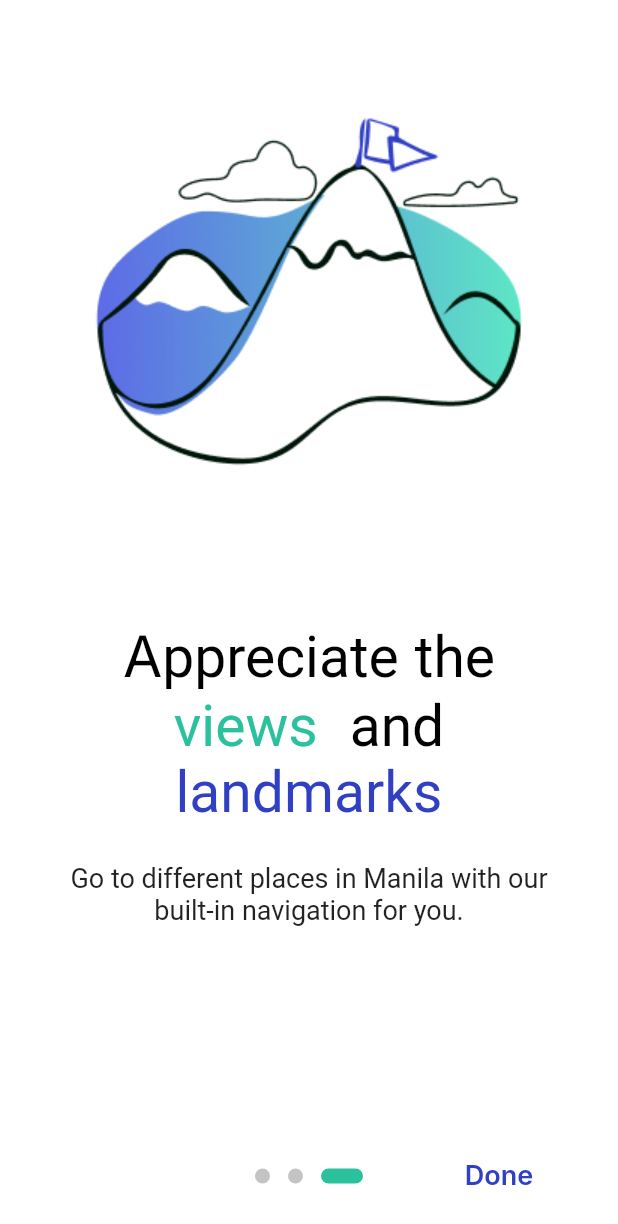
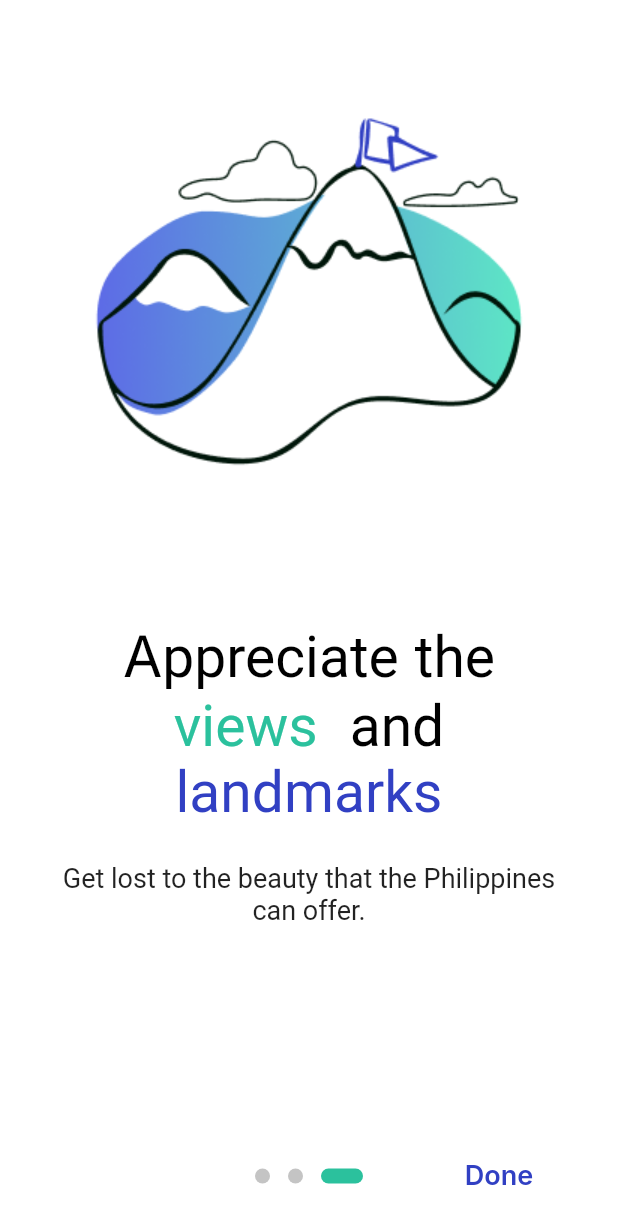
Before and after one commit to swtmply/touristop, a Flutter app: the screen it shows after launch, swiped to page 3, on a phone screen of 412 x 824 dp. Shown: the top 1224 px of the screen. Run offline on Flutter 3.47's test engine with Material 2 defaults, Android fonts, the phone set to English and light mode, and no system bars; drawn by our look-alikes of introduction_screen; our stand-ins replace animated_splash_screen, cloud_firestore, dropdown_button2, firebase_auth, firebase_core, flutter_rating_bar and 14 more; missing offline and left inert: flutter_dash_nullsafety, flutter_polyline_points; accounts and stored records are empty; Roboto replaces fonts that are missing (Neucha).

Commit message:
cleaning up codes

```diff
--- a/lib/providers/dates_provider.dart
+++ b/lib/providers/dates_provider.dart
@@ -1,10 +1,8 @@
 import 'package:flutter/material.dart';
 import 'package:flutter_riverpod/flutter_riverpod.dart';
-import 'package:fluttertoast/fluttertoast.dart';
 import 'package:hive_flutter/adapters.dart';
 import 'package:intl/intl.dart';
 import 'package:touristop/models/dates_list/dates_list_model.dart';
-import 'package:touristop/theme/app_colors.dart';
 
 class DatesProvider extends ChangeNotifier {
   final List<DatesList> _datesList = [];
--- a/lib/screens/main/map/widgets/destination_card.dart
+++ b/lib/screens/main/map/widgets/destination_card.dart
@@ -1,6 +1,4 @@
 import 'dart:convert';
-import 'dart:developer';
-
 import 'package:flutter/material.dart';
 import 'package:flutter_dash_nullsafety/flutter_dash_nullsafety.dart';
 import 'package:font_awesome_flutter/font_awesome_flutter.dart';
--- a/lib/screens/main/map/widgets/distance_card.dart
+++ b/lib/screens/main/map/widgets/distance_card.dart
@@ -1,5 +1,4 @@
 import 'dart:convert';
-import 'dart:developer';
 
 import 'package:flutter/material.dart';
 import 'package:flutter_riverpod/flutter_riverpod.dart';
--- a/lib/screens/main/schedule/schedule_screen.dart
+++ b/lib/screens/main/schedule/schedule_screen.dart
@@ -1,3 +1,5 @@
+// ignore_for_file: depend_on_referenced_packages
+
 import 'package:flutter/material.dart';
 import 'package:flutter_rating_bar/flutter_rating_bar.dart';
 import 'package:flutter_riverpod/flutter_riverpod.dart';
--- a/lib/screens/main/select_dates/widgets/date_picker_dialog.dart
+++ b/lib/screens/main/select_dates/widgets/date_picker_dialog.dart
@@ -1,5 +1,4 @@
 import 'package:flutter/material.dart';
-import 'package:flutter/scheduler.dart';
 import 'package:flutter_riverpod/flutter_riverpod.dart';
 import 'package:google_fonts/google_fonts.dart';
 import 'package:syncfusion_flutter_datepicker/datepicker.dart';
--- a/lib/screens/main/select_spots/widgets/spot_list_item.dart
+++ b/lib/screens/main/select_spots/widgets/spot_list_item.dart
@@ -5,7 +5,6 @@ import 'package:fluttertoast/fluttertoast.dart';
 import 'package:font_awesome_flutter/font_awesome_flutter.dart';
 import 'package:google_fonts/google_fonts.dart';
 import 'package:hive_flutter/adapters.dart';
-import 'package:intl/intl.dart';
 import 'package:roundcheckbox/roundcheckbox.dart';
 import 'package:touristop/models/dates_list/dates_list_model.dart';
 import 'package:touristop/models/spots_list/spots_list_model.dart';
@@ -13,7 +12,6 @@ import 'package:touristop/models/tourist_spot/tourist_spot_model.dart';
 import 'package:touristop/providers/dates_provider.dart';
 import 'package:touristop/providers/selected_spots.dart';
 import 'package:touristop/screens/sections/select_spot/spot_information_screen.dart';
-import 'package:touristop/theme/app_colors.dart';
 import 'package:touristop/utils/reviews.dart';
 
 class SpotListItem extends ConsumerStatefulWidget {
@@ -180,7 +178,7 @@ class _SpotListItemState extends ConsumerState<SpotListItem> {
                             debugPrint(datesListItem.timeRemaining.toString());
                             if (datesListItem.timeRemaining < 0.9) {
                               Fluttertoast.showToast(
-                                msg: 'Number of hours per day exceeded.',
+                                msg: 'This day’s maximum hour has been reached',
                                 backgroundColor:
                                     const Color.fromARGB(187, 53, 53, 53),
                                 textColor: Colors.white,
--- a/lib/screens/sections/introduction_screen.dart
+++ b/lib/screens/sections/introduction_screen.dart
@@ -1,9 +1,7 @@
-import 'package:firebase_auth/firebase_auth.dart';
 import 'package:flutter/material.dart';
 import 'package:introduction_screen/introduction_screen.dart';
 import 'package:google_fonts/google_fonts.dart';
 import 'package:font_awesome_flutter/font_awesome_flutter.dart';
-import 'package:touristop/screens/sections/enable_location_screen.dart';
 import 'package:touristop/screens/sections/login_screen.dart';
 
 class Introduction extends StatelessWidget {
@@ -12,7 +10,6 @@ class Introduction extends StatelessWidget {
   @override
   Widget build(BuildContext context) {
     Size size = MediaQuery.of(context).size;
-    User? user = FirebaseAuth.instance.currentUser;
 
     return SafeArea(
       child: IntroductionScreen(
@@ -125,7 +122,7 @@ class Introduction extends StatelessWidget {
             bodyWidget: Container(
               padding: const EdgeInsets.symmetric(horizontal: 10),
               child: Text(
-                "Go to different places in Manila with our built-in navigation for you.",
+                "Get lost to the beauty that the Philippines can offer.",
                 style: GoogleFonts.roboto(
                   fontSize: 18,
                 ),
--- a/lib/screens/sections/settings.dart
+++ b/lib/screens/sections/settings.dart
@@ -9,8 +9,6 @@ import 'package:touristop/models/plan.dart';
 import 'package:touristop/models/spots_list/spots_list_model.dart';
 import 'package:touristop/providers/dates_provider.dart';
 import 'package:touristop/providers/selected_bundle.dart';
-import 'package:touristop/providers/spots_provider.dart';
-import 'package:touristop/providers/user_location.dart';
 import 'package:touristop/theme/app_colors.dart';
 import 'package:touristop/utils/authentication.dart';
 
@@ -87,7 +85,7 @@ class _SettingsScreenState extends ConsumerState<SettingsScreen> {
                                 style: ButtonStyle(
                                   alignment: Alignment.centerLeft,
                                   foregroundColor: MaterialStateProperty.all(
-                                    Color.fromARGB(255, 68, 68, 68),
+                                    const Color.fromARGB(255, 68, 68, 68),
                                   ),
                                 ),
                               ),
--- a/lib/utils/bundles.dart
+++ b/lib/utils/bundles.dart
@@ -1,4 +1,3 @@
-import 'dart:developer';
 import 'dart:math';
 
 import 'package:cloud_firestore/cloud_firestore.dart';
--- a/lib/utils/navigation.dart
+++ b/lib/utils/navigation.dart
@@ -5,7 +5,6 @@ import 'package:touristop/models/plan.dart';
 import 'package:touristop/providers/user_location.dart';
 import 'package:touristop/screens/main/map/map_screen.dart';
 import 'package:touristop/screens/main/schedule/schedule_screen.dart';
-import 'package:touristop/screens/main/select_spots/select_spots_screen.dart';
 import 'package:touristop/screens/sections/settings.dart';
 import 'package:touristop/theme/app_colors.dart';
 
```
Also changed, not shown: lib/screens/main/select_dates/select_dates_screen.dart (+7 -7 lines), lib/screens/main/select_dates/widgets/selection_dialog.dart (+1 -8 lines), lib/screens/sections/select_spot/spot_reviews_screen.dart (+6 -2 lines).
